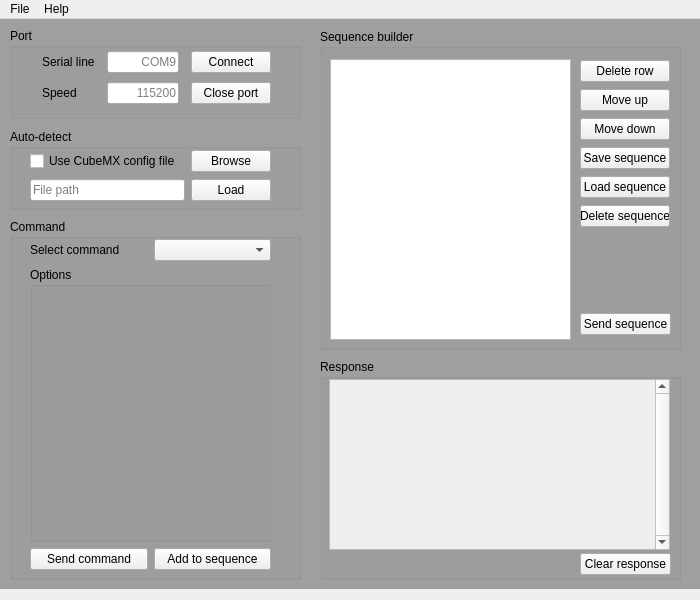
First picture: the form in pyQt/stm_gui.ui, repository AdamStork/dipterv, before the edit.
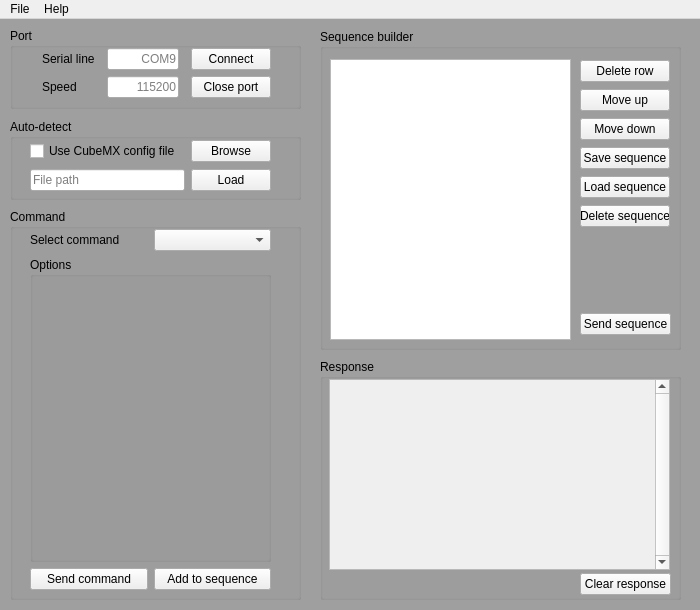
Second picture: the form after the edit.

What changed in the file:
```diff
--- a/pyQt/stm_gui.ui
+++ b/pyQt/stm_gui.ui
@@ -7,7 +7,7 @@
     <x>0</x>
     <y>0</y>
     <width>700</width>
-    <height>600</height>
+    <height>610</height>
    </rect>
   </property>
   <property name="sizePolicy">
@@ -19,13 +19,13 @@
   <property name="minimumSize">
    <size>
     <width>700</width>
-    <height>600</height>
+    <height>610</height>
    </size>
   </property>
   <property name="maximumSize">
    <size>
     <width>700</width>
-    <height>600</height>
+    <height>610</height>
    </size>
   </property>
   <property name="windowTitle">
@@ -38,7 +38,7 @@
       <x>10</x>
       <y>9</y>
       <width>291</width>
-      <height>91</height>
+      <height>81</height>
      </rect>
     </property>
     <property name="title">
@@ -50,7 +50,7 @@
        <x>20</x>
        <y>20</y>
        <width>241</width>
-       <height>61</height>
+       <height>51</height>
       </rect>
      </property>
      <layout class="QGridLayout" name="port_layout">
@@ -163,9 +163,9 @@
     <property name="geometry">
      <rect>
       <x>10</x>
-      <y>200</y>
+      <y>190</y>
       <width>291</width>
-      <height>361</height>
+      <height>391</height>
      </rect>
     </property>
     <property name="title">
@@ -177,7 +177,7 @@
        <x>20</x>
        <y>20</y>
        <width>241</width>
-       <height>331</height>
+       <height>361</height>
       </rect>
      </property>
      <layout class="QGridLayout" name="cmd_layout">
@@ -231,7 +231,7 @@
            <x>10</x>
            <y>20</y>
            <width>211</width>
-           <height>251</height>
+           <height>281</height>
           </rect>
          </property>
          <layout class="QGridLayout" name="options_layout"/>
@@ -254,7 +254,7 @@
       <x>320</x>
       <y>340</y>
       <width>361</width>
-      <height>221</height>
+      <height>241</height>
      </rect>
     </property>
     <property name="title">
@@ -266,7 +266,7 @@
        <x>9</x>
        <y>20</y>
        <width>341</width>
-       <height>171</height>
+       <height>191</height>
       </rect>
      </property>
      <property name="verticalScrollBarPolicy">
@@ -284,7 +284,7 @@
         <x>0</x>
         <y>0</y>
         <width>322</width>
-        <height>169</height>
+        <height>189</height>
        </rect>
       </property>
       <widget class="QWidget" name="verticalLayoutWidget">
@@ -293,7 +293,7 @@
          <x>10</x>
          <y>9</y>
          <width>311</width>
-         <height>151</height>
+         <height>171</height>
         </rect>
        </property>
        <layout class="QVBoxLayout" name="scroll_layout">
@@ -308,7 +308,7 @@
      <property name="geometry">
       <rect>
        <x>260</x>
-       <y>190</y>
+       <y>210</y>
        <width>91</width>
        <height>31</height>
       </rect>
@@ -328,7 +328,7 @@
     <property name="geometry">
      <rect>
       <x>10</x>
-      <y>110</y>
+      <y>100</y>
       <width>291</width>
       <height>81</height>
      </rect>
@@ -484,7 +484,7 @@
       <x>-10</x>
       <y>0</y>
       <width>721</width>
-      <height>570</height>
+      <height>591</height>
      </rect>
     </property>
    </widget>
```
